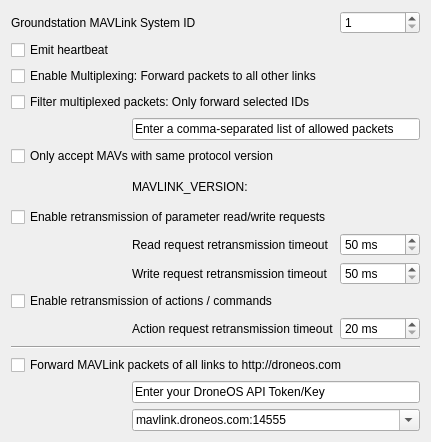
mavlink/qgroundcontrol, file src/ui/MAVLinkSettingsWidget.ui: the form before one commit.
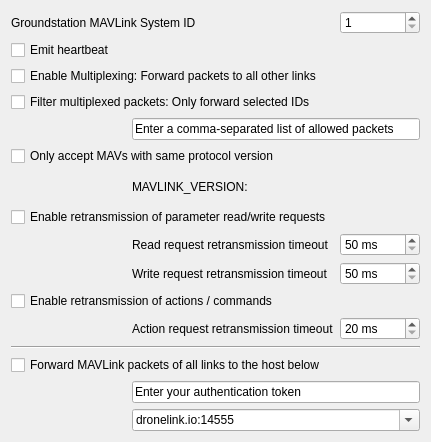
The form after the commit.

Commit message: Remove reference to defunct droneos service

```diff
--- a/src/ui/MAVLinkSettingsWidget.ui
+++ b/src/ui/MAVLinkSettingsWidget.ui
@@ -146,7 +146,7 @@
      </property>
      <item>
       <property name="text">
-       <string>mavlink.droneos.com:14555</string>
+       <string>dronelink.io:14555</string>
       </property>
      </item>
      <item>
@@ -236,7 +236,7 @@
    <item row="15" column="0" colspan="3">
     <widget class="QCheckBox" name="droneOSCheckBox">
      <property name="text">
-      <string>Forward MAVLink packets of all links to http://droneos.com</string>
+      <string>Forward MAVLink packets of all links to the host below</string>
      </property>
     </widget>
    </item>
@@ -280,7 +280,7 @@
    <item row="16" column="1" colspan="2">
     <widget class="QLineEdit" name="droneOSLineEdit">
      <property name="text">
-      <string>Enter your DroneOS API Token/Key</string>
+      <string>Enter your authentication token</string>
      </property>
      <property name="maxLength">
       <number>32</number>
```
The commit also changes 1 other file.
